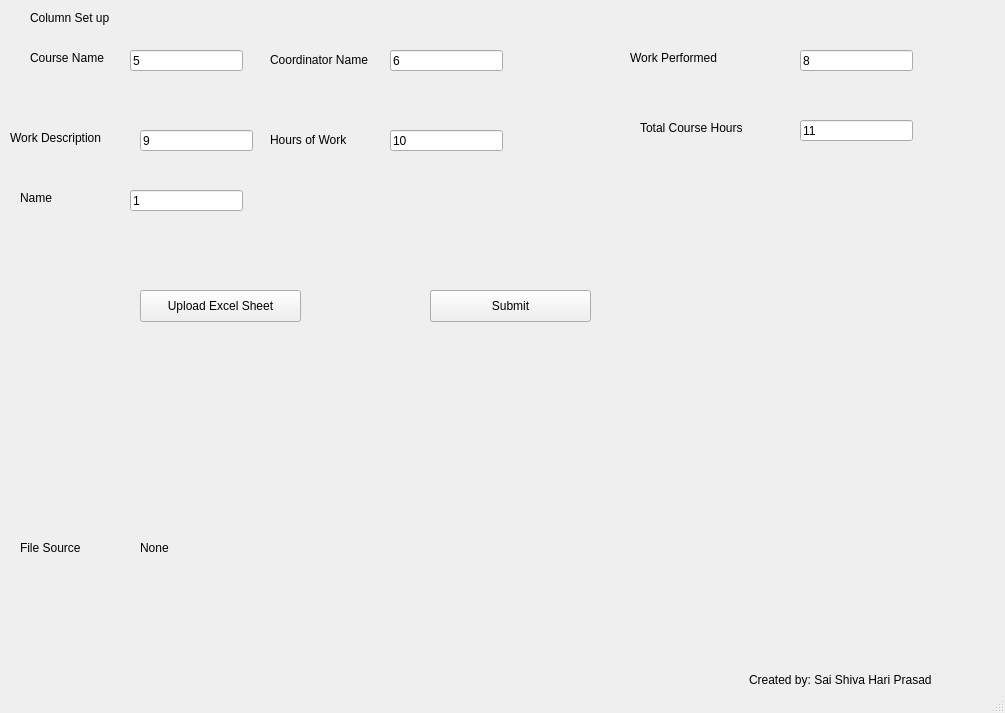
Before: the Qt Designer form GUI/app.ui in COPIT-github/Timesheet-Log-Analyzer, drawn with Qt 5.
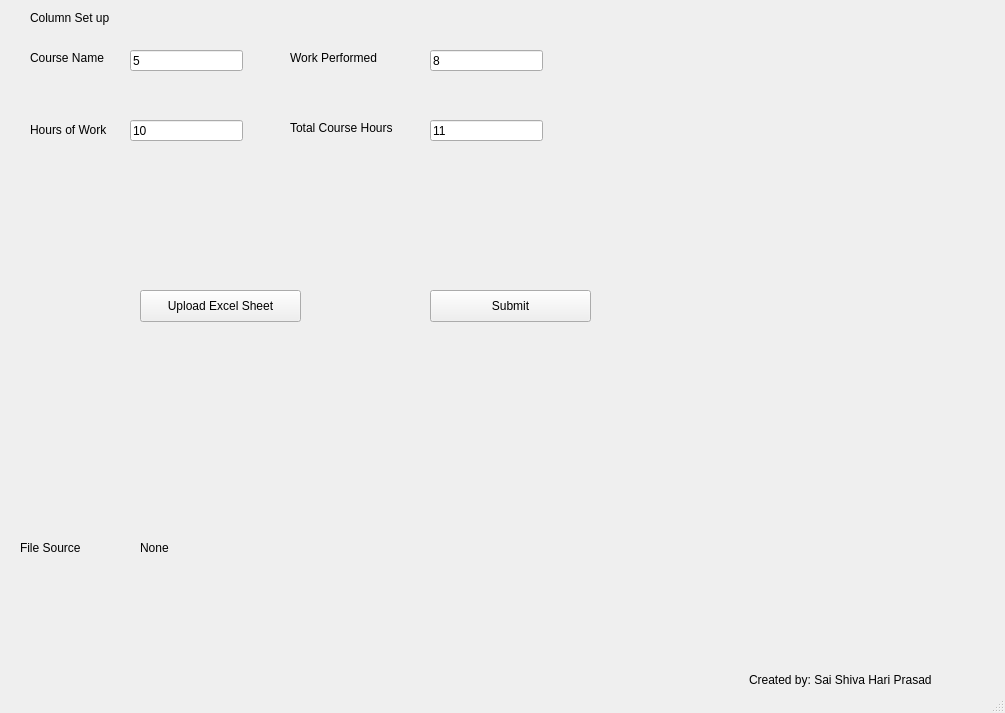
After: the same form once the commit is applied.

```diff
--- a/GUI/app.ui
+++ b/GUI/app.ui
@@ -53,36 +53,10 @@
      <string>Course Name</string>
     </property>
    </widget>
-   <widget class="QLineEdit" name="lineEdit_3">
-    <property name="geometry">
-     <rect>
-      <x>390</x>
-      <y>50</y>
-      <width>113</width>
-      <height>21</height>
-     </rect>
-    </property>
-    <property name="text">
-     <string>6</string>
-    </property>
-   </widget>
-   <widget class="QLabel" name="label_3">
-    <property name="geometry">
-     <rect>
-      <x>270</x>
-      <y>50</y>
-      <width>121</width>
-      <height>20</height>
-     </rect>
-    </property>
-    <property name="text">
-     <string>Coordinator Name</string>
-    </property>
-   </widget>
    <widget class="QLineEdit" name="lineEdit_4">
     <property name="geometry">
      <rect>
-      <x>800</x>
+      <x>430</x>
       <y>50</y>
       <width>113</width>
       <height>21</height>
@@ -95,7 +69,7 @@
    <widget class="QLabel" name="label_4">
     <property name="geometry">
      <rect>
-      <x>630</x>
+      <x>290</x>
       <y>50</y>
       <width>131</width>
       <height>16</height>
@@ -108,8 +82,8 @@
    <widget class="QLineEdit" name="lineEdit_5">
     <property name="geometry">
      <rect>
-      <x>390</x>
-      <y>130</y>
+      <x>130</x>
+      <y>120</y>
       <width>113</width>
       <height>21</height>
      </rect>
@@ -121,8 +95,8 @@
    <widget class="QLabel" name="label_5">
     <property name="geometry">
      <rect>
-      <x>270</x>
-      <y>130</y>
+      <x>30</x>
+      <y>120</y>
       <width>111</width>
       <height>20</height>
      </rect>
@@ -131,36 +105,10 @@
      <string>Hours of Work</string>
     </property>
    </widget>
-   <widget class="QLineEdit" name="lineEdit_6">
-    <property name="geometry">
-     <rect>
-      <x>140</x>
-      <y>130</y>
-      <width>113</width>
-      <height>21</height>
-     </rect>
-    </property>
-    <property name="text">
-     <string>9</string>
-    </property>
-   </widget>
-   <widget class="QLabel" name="label_6">
-    <property name="geometry">
-     <rect>
-      <x>10</x>
-      <y>130</y>
-      <width>111</width>
-      <height>16</height>
-     </rect>
-    </property>
-    <property name="text">
-     <string>Work Description</string>
-    </property>
-   </widget>
    <widget class="QLineEdit" name="lineEdit_8">
     <property name="geometry">
      <rect>
-      <x>800</x>
+      <x>430</x>
       <y>120</y>
       <width>113</width>
       <height>21</height>
@@ -173,7 +121,7 @@
    <widget class="QLabel" name="label_8">
     <property name="geometry">
      <rect>
-      <x>640</x>
+      <x>290</x>
       <y>120</y>
       <width>121</width>
       <height>16</height>
@@ -209,32 +157,6 @@
      <string>Submit</string>
     </property>
    </widget>
-   <widget class="QLineEdit" name="lineEdit_2">
-    <property name="geometry">
-     <rect>
-      <x>130</x>
-      <y>190</y>
-      <width>113</width>
-      <height>21</height>
-     </rect>
-    </property>
-    <property name="text">
-     <string>1</string>
-    </property>
-   </widget>
-   <widget class="QLabel" name="label_7">
-    <property name="geometry">
-     <rect>
-      <x>20</x>
-      <y>190</y>
-      <width>91</width>
-      <height>16</height>
-     </rect>
-    </property>
-    <property name="text">
-     <string>Name</string>
-    </property>
-   </widget>
    <widget class="QLabel" name="label_9">
     <property name="geometry">
      <rect>
```
